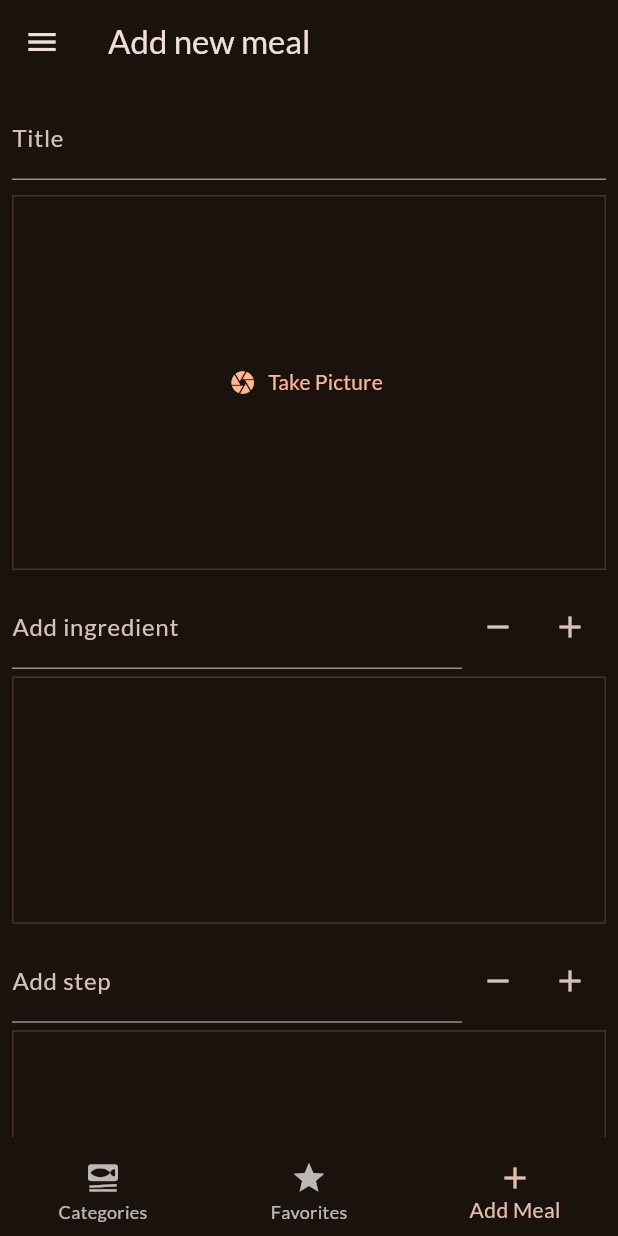
After one commit to Adidadi0112/meals-app, a Flutter app: the screen it shows after launch, item 3 of the bottom bar chosen, on a phone screen of 412 x 824 dp. The commit adds this screen. Run offline on Flutter 3.47's test engine with Material 3 defaults, Android fonts, the phone set to English and light mode, and no system bars; our stand-ins replace flutter_riverpod, google_fonts, image_picker, transparent_image.

Commit message:
feature which allows user to add his own, custom meal

```diff
--- a/lib/providers/favorites_provider.dart
+++ b/lib/providers/favorites_provider.dart
@@ -15,8 +15,6 @@ class FavoriteMealsNotifier extends StateNotifier<List<Meal>>{
       state = [...state, meal];
       return true;
     }
-
-    state = [];
   }
 }
 
--- /dev/null
+++ b/lib/screens/newMeal.dart
@@ -0,0 +1,258 @@
+import 'dart:io';
+
+import 'package:flutter/material.dart';
+import 'package:meals_app/models/meal.dart';
+
+import '../widgets/image_input.dart';
+
+class AddMealScreen extends StatefulWidget {
+  const AddMealScreen({super.key});
+
+  @override
+  State<AddMealScreen> createState() => _AddMealScreenState();
+}
+
+class _AddMealScreenState extends State<AddMealScreen> {
+  final _titleController = TextEditingController();
+  final _ingredientController = TextEditingController();
+  final _stepsController = TextEditingController();
+
+  File? _selectedImage;
+  List<String> ingredients = [];
+  List<String> steps = [];
+  Affordability affordability = Affordability.affordable;
+  Complexity complexity = Complexity.simple;
+  late int duration;
+  List<String> categories = [];
+  bool isGlutenFree = false;
+  bool isVegan = false;
+  bool isVegetarian = false;
+  bool isLactoseFree = false;
+
+  @override
+  void dispose() {
+    _titleController.dispose();
+    super.dispose();
+  }
+
+  @override
+  Widget build(BuildContext context) {
+    return Padding(
+      padding: const EdgeInsets.all(8.0),
+      child: SingleChildScrollView(
+        child: Column(
+          children: [
+            TextField(
+              decoration: const InputDecoration(
+                labelText: "Title",
+              ),
+              controller: _titleController,
+              style: TextStyle(
+                color: Theme.of(context).colorScheme.onBackground,
+              ),
+            ),
+            const SizedBox(height: 10),
+            ImageInput(
+              onPickImage: (image) {
+                _selectedImage = image;
+              },
+            ),
+            const SizedBox(height: 10),
+            Row(
+              children: [
+                Expanded(
+                  child: TextField(
+                    decoration: const InputDecoration(
+                      labelText: "Add ingredient",
+                    ),
+                    controller: _ingredientController,
+                    style: TextStyle(
+                      color: Theme.of(context).colorScheme.onBackground,
+                    ),
+                  ),
+                ),
+                IconButton(
+                    onPressed: () {
+                      setState(() {
+                        if (ingredients.isNotEmpty) {
+                          ingredients.removeLast();
+                        }
+                      });
+                    },
+                    icon: const Icon(Icons.remove)),
+                IconButton(
+                    onPressed: () {
+                      String ingredient = _ingredientController.text;
+                      setState(() {
+                        ingredients.add(ingredient);
+                      });
+                      _ingredientController.clear();
+                    },
+                    icon: const Icon(Icons.add))
+              ],
+            ),
+            const SizedBox(height: 5),
+            Container(
+              width: double.infinity,
+              height: MediaQuery.of(context).size.height * 0.2,
+              decoration: BoxDecoration(
+                border: Border.all(
+                  width: 1,
+                  color: Theme.of(context).colorScheme.primary.withOpacity(0.2),
+                ),
+              ),
+              child: ListView.builder(
+                itemCount: ingredients.length,
+                itemBuilder: (BuildContext context, int index) {
+                  return ListTile(
+                    title: Text(ingredients[index]),
+                  );
+                },
+              ),
+            ),
+            const SizedBox(height: 10),
+            Row(
+              children: [
+                Expanded(
+                  child: TextField(
+                    decoration: const InputDecoration(
+                      labelText: "Add step",
+                    ),
+                    controller: _stepsController,
+                    style: TextStyle(
+                      color: Theme.of(context).colorScheme.onBackground,
+                    ),
+                  ),
+                ),
+                IconButton(
+                    onPressed: () {
+                      setState(() {
+                        if (steps.isNotEmpty) {
+                          steps.removeLast();
+                        }
+                      });
+                    },
+                    icon: const Icon(Icons.remove)),
+                IconButton(
+                    onPressed: () {
+                      String step = _stepsController.text;
+                      setState(() {
+                        ingredients.add(step);
+                      });
+                      _stepsController.clear();
+                    },
+                    icon: const Icon(Icons.add))
+              ],
+            ),
+            const SizedBox(height: 5),
+            Container(
+              width: double.infinity,
+              height: MediaQuery.of(context).size.height * 0.2,
+              decoration: BoxDecoration(
+                border: Border.all(
+                  width: 1,
+                  color: Theme.of(context).colorScheme.primary.withOpacity(0.2),
+                ),
+              ),
+              child: ListView.builder(
+                itemCount: steps.length,
+                itemBuilder: (BuildContext context, int index) {
+                  return ListTile(
+                    title: Text(steps[index]),
+                  );
+                },
+              ),
+            ),
+            const SizedBox(height: 5),
+            Row(
+              mainAxisAlignment: MainAxisAlignment.center,
+              children: [
+                IconButton(
+                  onPressed: () {
+                    setState(() {
+                      isGlutenFree = !isGlutenFree;
+                    });
+                  },
+                  icon: Icon(isGlutenFree
+                      ? Icons.breakfast_dining
+                      : Icons.breakfast_dining_outlined),
+                ),
+                IconButton(
+                  onPressed: () {
+                    setState(() {
+                      isVegan = !isVegan;
+                    });
+                  },
+                  icon: Icon(isVegan ? Icons.eco : Icons.eco_outlined),
+                ),
+                IconButton(
+                  onPressed: () {
+                    setState(() {
+                      isVegetarian = !isVegetarian;
+                    });
+                  },
+                  icon: Icon(
+                      isVegetarian ? Icons.egg_alt : Icons.egg_alt_outlined),
+                ),
+                IconButton(
+                  onPressed: () {
+                    setState(() {
+                      isLactoseFree = !isLactoseFree;
+                    });
+                  },
+                  icon: Icon(
+                      isLactoseFree ? Icons.icecream : Icons.icecream_outlined),
+                ),
+              ],
+            ),
+            Row(
+              mainAxisAlignment: MainAxisAlignment.spaceAround,
+              children: [
+                DropdownButton<Affordability>(
+                  value: affordability,
+                  onChanged: (Affordability? newValue) {
+                    setState(() {
+                      affordability = newValue!;
+                    });
+                  },
+                  items: Affordability.values.map((Affordability item) {
+                    return DropdownMenuItem<Affordability>(
+                      value: item,
+                      child: Text(
+                        item.toString().split('.').last,
+                        style: Theme.of(context)
+                            .textTheme
+                            .bodyMedium!
+                            .copyWith(color: Colors.white),
+                      ),
+                    );
+                  }).toList(),
+                ),
+                DropdownButton<Complexity>(
+                  value: complexity,
+                  onChanged: (Complexity? newValue) {
+                    setState(() {
+                      complexity = newValue!;
+                    });
+                  },
+                  items: Complexity.values.map((Complexity item) {
+                    return DropdownMenuItem<Complexity>(
+                      value: item,
+                      child: Text(
+                        item.toString().split('.').last,
+                        style: Theme.of(context)
+                            .textTheme
+                            .bodyMedium!
+                            .copyWith(color: Colors.white),
+                      ),
+                    );
+                  }).toList(),
+                ),
+              ],
+            ),
+          ],
+        ),
+      ),
+    );
+  }
+}
--- a/lib/screens/tabs.dart
+++ b/lib/screens/tabs.dart
@@ -4,6 +4,7 @@ import 'package:flutter_riverpod/flutter_riverpod.dart';
 import 'package:meals_app/screens/categories.dart';
 import 'package:meals_app/screens/filters.dart';
 import 'package:meals_app/screens/meals.dart';
+import 'package:meals_app/screens/newMeal.dart';
 import 'package:meals_app/widgets/main_drawer.dart';
 import 'package:meals_app/providers/favorites_provider.dart';
 import 'package:meals_app/providers/filters_provider.dart';
@@ -59,6 +60,9 @@ class _TabsScreenState extends ConsumerState<TabsScreen> {
         meals: _favoriteMeals,
       );
       activePageTitle = 'Your Favorites';
+    } else if (_selectedPageIndex == 2) {
+      activePage = const AddMealScreen();
+      activePageTitle = 'Add new meal';
     }
 
     return Scaffold(
@@ -78,6 +82,7 @@ class _TabsScreenState extends ConsumerState<TabsScreen> {
             label: 'Categories',
           ),
           BottomNavigationBarItem(icon: Icon(Icons.star), label: 'Favorites'),
+          BottomNavigationBarItem(icon: Icon(Icons.add), label: 'Add Meal')
         ],
       ),
     );
--- /dev/null
+++ b/lib/widgets/image_input.dart
@@ -0,0 +1,64 @@
+import 'package:flutter/material.dart';
+import 'package:image_picker/image_picker.dart';
+import 'dart:io';
+
+class ImageInput extends StatefulWidget {
+  const ImageInput({super.key, required this.onPickImage});
+
+  final void Function(File image) onPickImage;
+
+  @override
+  State<ImageInput> createState() => _ImageInputState();
+}
+
+class _ImageInputState extends State<ImageInput> {
+  File? _selectedImage;
+
+  void _takePicture() async {
+    final imagePicker = ImagePicker();
+    final pickedImage = await imagePicker.pickImage(
+      source: ImageSource.camera,
+      maxWidth: 600,
+    );
+    if (pickedImage == null) {
+      return;
+    }
+    setState(() {
+      _selectedImage = File(pickedImage.path);
+    });
+
+    widget.onPickImage(_selectedImage!);
+  }
+
+  @override
+  Widget build(BuildContext context) {
+    Widget content = TextButton.icon(
+        onPressed: _takePicture,
+        icon: const Icon(Icons.camera),
+        label: const Text('Take Picture'));
+
+    if (_selectedImage != null) {
+      content = GestureDetector(
+        onTap: _takePicture,
+        child: Image.file(
+          _selectedImage!,
+          fit: BoxFit.cover,
+          width: double.infinity,
+          height: double.infinity,
+        ),
+      );
+    }
+    return Container(
+      decoration: BoxDecoration(
+        border: Border.all(
+          width: 1,
+          color: Theme.of(context).colorScheme.primary.withOpacity(0.2),
+        ),
+      ),
+      height: 250,
+      width: double.infinity,
+      alignment: Alignment.center,
+      child: content,
+    );
+  }
+}
--- a/pubspec.yaml
+++ b/pubspec.yaml
@@ -10,15 +10,16 @@ environment:
 dependencies:
   flutter:
     sdk: flutter
-  google_fonts: ^5.1.0
+  google_fonts: ^6.1.0
   cupertino_icons: ^1.0.2
   transparent_image: ^2.0.1
   flutter_riverpod: ^2.3.6
+  image_picker: ^1.0.7
 
 dev_dependencies:
   flutter_test:
     sdk: flutter
-  flutter_lints: ^2.0.0
+  flutter_lints: ^3.0.1
 
 flutter:
   uses-material-design: true
```
Also changed, not shown: pubspec.lock, 7 other files.
